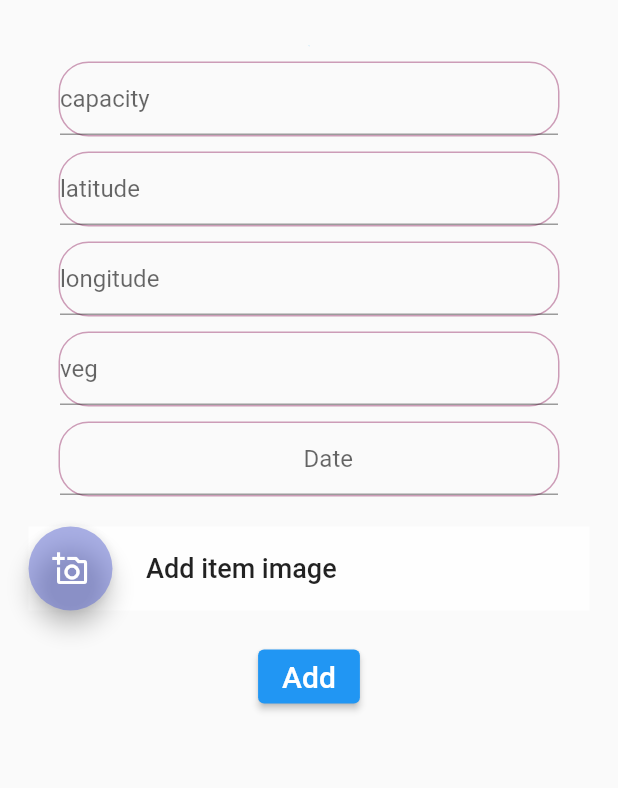
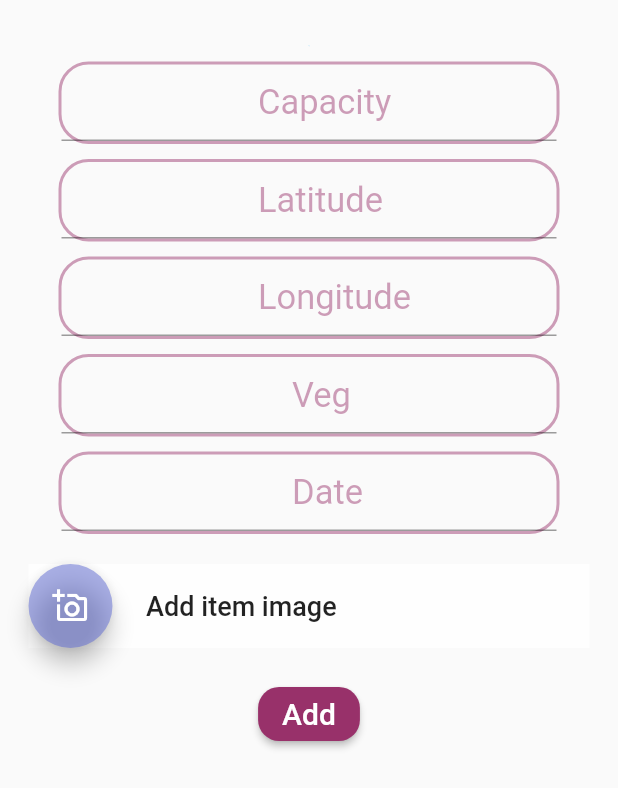
Before and after one commit to Shubhankit-Pandey/annapurna_hackout22, a Flutter app: the Flash screen opened directly, after a tap on "Register", on a phone screen of 412 x 824 dp. Shown: the top 788 px of the screen. Run offline on Flutter 3.47's test engine with Material 2 defaults, Android fonts, the phone set to English and light mode, and no system bars; our stand-ins replace cloud_firestore, firebase_auth, firebase_core, firebase_storage, flutter_spinkit, google_maps_flutter and 2 more; accounts and stored records are empty.

Commit message:
Updating the updating processes

```diff
--- a/lib/Screens/Donate.dart
+++ b/lib/Screens/Donate.dart
@@ -96,7 +96,10 @@ class _DonateState extends State<Donate> {
             child: SingleChildScrollView(
                 child: Form(
               key: _formKey,
-              child: Column(children: <Widget>[
+              child: Column(
+
+                  children: <Widget>[
+
                 Container(
                     child: SingleChildScrollView(
                         reverse: true,
@@ -123,18 +126,17 @@ class _DonateState extends State<Donate> {
                             padding: EdgeInsets.only(left: 30.0, right: 30.0),
                             child: Container(
                               decoration: BoxDecoration(
-                                borderRadius: BorderRadius.circular(20),
-                                border: Border.all( color: Color.fromARGB(
-                                    0x77, 0x98, 0x31, 0x6A),)
+                                  borderRadius: BorderRadius.circular(20),
+                                  border: Border.all( color: Color.fromARGB(
+                                      0x77, 0x98, 0x31, 0x6A),width: 2)
 
                               ),
                               child: TextFormField(
-                                decoration: InputDecoration(hintText: 'capacity',
-
-
-                                ),
+                                decoration: InputDecoration(hintText: '                       Capacity',hintStyle: TextStyle(
+                                    color: Color.fromARGB(0x77, 0x98, 0x31, 0x6A),fontSize: 23
+                                )),
                                 validator: (val) => val!.isEmpty
-                                    ? 'please enter valid inputs'
+                                    ? '       Please enter valid inputs'
                                     : null,
                                 onChanged: (val) =>
                                     setState(() => capacity = val),
@@ -151,14 +153,15 @@ class _DonateState extends State<Donate> {
                               decoration: BoxDecoration(
                                   borderRadius: BorderRadius.circular(20),
                                   border: Border.all( color: Color.fromARGB(
-                                      0x77, 0x98, 0x31, 0x6A),)
+                                      0x77, 0x98, 0x31, 0x6A),width: 2)
 
                               ),
                               child: TextFormField(
-                                decoration:
-                                    InputDecoration(hintText: 'latitude '),
+                                decoration: InputDecoration(hintText: '                       Latitude',hintStyle: TextStyle(
+                                    color: Color.fromARGB(0x77, 0x98, 0x31, 0x6A),fontSize: 23
+                                )),
                                 validator: (val) => val!.isEmpty
-                                    ? 'please enter valid inputs'
+                                    ? '       Please enter valid inputs'
                                     : null,
                                 onChanged: (val) =>
                                     setState(() => latitude = val),
@@ -175,14 +178,15 @@ class _DonateState extends State<Donate> {
                               decoration: BoxDecoration(
                                   borderRadius: BorderRadius.circular(20),
                                   border: Border.all( color: Color.fromARGB(
-                                      0x77, 0x98, 0x31, 0x6A),)
+                                      0x77, 0x98, 0x31, 0x6A),width: 2)
 
                               ),
                               child: TextFormField(
-                                decoration:
-                                    InputDecoration(hintText: 'longitude '),
+                                decoration: InputDecoration(hintText: '                       Longitude',hintStyle: TextStyle(
+                                    color: Color.fromARGB(0x77, 0x98, 0x31, 0x6A),fontSize: 23
+                                )),
                                 validator: (val) => val!.isEmpty
-                                    ? 'please enter valid inputs'
+                                    ? '       Please enter valid inputs'
                                     : null,
                                 onChanged: (val) =>
                                     setState(() => longitude = val),
@@ -199,13 +203,15 @@ class _DonateState extends State<Donate> {
                               decoration: BoxDecoration(
                                   borderRadius: BorderRadius.circular(20),
                                   border: Border.all( color: Color.fromARGB(
-                                      0x77, 0x98, 0x31, 0x6A),)
+                                      0x77, 0x98, 0x31, 0x6A),width: 2)
 
                               ),
                               child: TextFormField(
-                                decoration: InputDecoration(hintText: 'veg'),
+                                decoration: InputDecoration(hintText: '                           Veg',hintStyle: TextStyle(
+                                    color: Color.fromARGB(0x77, 0x98, 0x31, 0x6A),fontSize: 23
+                                )),
                                 validator: (val) => val!.isEmpty
-                                    ? 'plaese verify veg/nonveg status'
+                                    ? '       Please verify veg/nonveg status'
                                     : null,
                                 onChanged: (val) => setState(() => veg = val),
                               ),
@@ -221,13 +227,15 @@ class _DonateState extends State<Donate> {
                               decoration: BoxDecoration(
                                   borderRadius: BorderRadius.circular(20),
                                   border: Border.all( color: Color.fromARGB(
-                                      0x77, 0x98, 0x31, 0x6A),)
+                                      0x77, 0x98, 0x31, 0x6A),width: 2)
 
                               ),
                               child: TextFormField(
-                                decoration: InputDecoration(hintText: '                                         Date',),style: TextStyle(),
+                                decoration: InputDecoration(hintText: '                           Date',hintStyle: TextStyle(
+                                  color: Color.fromARGB(0x77, 0x98, 0x31, 0x6A),fontSize: 23
+                                )),
                                 validator: (val) => val!.isEmpty
-                                    ? 'please enter a valid date'
+                                    ? '       Please enter a valid date'
                                     : null,
                                 onChanged: (val) => setState(() => date = val),
                               ),
@@ -264,8 +272,10 @@ class _DonateState extends State<Donate> {
                           ),
                           ElevatedButton(
                             style: ButtonStyle(
-                              foregroundColor: MaterialStateProperty.all(Colors.blue),
-                              backgroundColor: MaterialStateProperty.all(Colors.blue)
+                                shape: MaterialStateProperty.all(RoundedRectangleBorder(
+                                    borderRadius: BorderRadius.circular(14)
+                                )),
+                                backgroundColor: MaterialStateProperty.all(Color.fromARGB(0xFF, 0x98, 0x31, 0x6A))
                             ),
                             child: Column(
                                 mainAxisAlignment: MainAxisAlignment.center,
--- a/lib/Screens/LoginNgo.dart
+++ b/lib/Screens/LoginNgo.dart
@@ -127,7 +127,14 @@ class _LoginNgoState extends State<LoginNgo> {
                                 }
                               }
                             }),
-                        RaisedButton(
+                        ElevatedButton(
+                          style: ButtonStyle(
+                              shape: MaterialStateProperty.all(RoundedRectangleBorder(
+                                  borderRadius: BorderRadius.circular(14)
+                              )),
+                              backgroundColor: MaterialStateProperty.all(Color.fromARGB(0xFF, 0x98, 0x31, 0x6A))
+                          ),
+                          child: Text(""),
                           onPressed: () async {
                             await _auth.signOut();
                           },
--- a/lib/Screens/RegisterDonor.dart
+++ b/lib/Screens/RegisterDonor.dart
@@ -128,12 +128,13 @@ class _RegisterDonorState extends State<RegisterDonor> {
                                     );
                                   }
                                 }),
-                            RaisedButton(
-                                padding: EdgeInsets.all(10),
-                                color: const Color.fromARGB(
-                                    0xFF, 0x98, 0x31, 0x6A),
-                                shape: RoundedRectangleBorder(
-                                    borderRadius: BorderRadius.circular(10)),
+                            ElevatedButton(
+                                style: ButtonStyle(
+                                    shape: MaterialStateProperty.all(RoundedRectangleBorder(
+                                        borderRadius: BorderRadius.circular(14)
+                                    )),
+                                    backgroundColor: MaterialStateProperty.all(Color.fromARGB(0xFF, 0x98, 0x31, 0x6A))
+                                ),
                                 child: Text(
                                   'Register',
                                   style: TextStyle(
--- a/lib/helper/notfound.dart
+++ b/lib/helper/notfound.dart
@@ -30,12 +30,13 @@ class _FlashState extends State<Flash> {
                   child: Text('SORRY',style: TextStyle(color: Color.fromRGBO(12,65,96,.9),fontSize: 40,fontWeight: FontWeight.w500),)
               ),
 
-              RaisedButton(
-                  padding: EdgeInsets.all(10),
-                  color: const Color.fromARGB(
-                      0xFF, 0x98, 0x31, 0x6A),
-                  shape: RoundedRectangleBorder(
-                      borderRadius: BorderRadius.circular(10)),
+              ElevatedButton(
+                  style: ButtonStyle(
+                      shape: MaterialStateProperty.all(RoundedRectangleBorder(
+                          borderRadius: BorderRadius.circular(14)
+                      )),
+                      backgroundColor: MaterialStateProperty.all(Color.fromARGB(0xFF, 0x98, 0x31, 0x6A))
+                  ),
                   child: Text(
                     'Register',
                     style: TextStyle(
```
